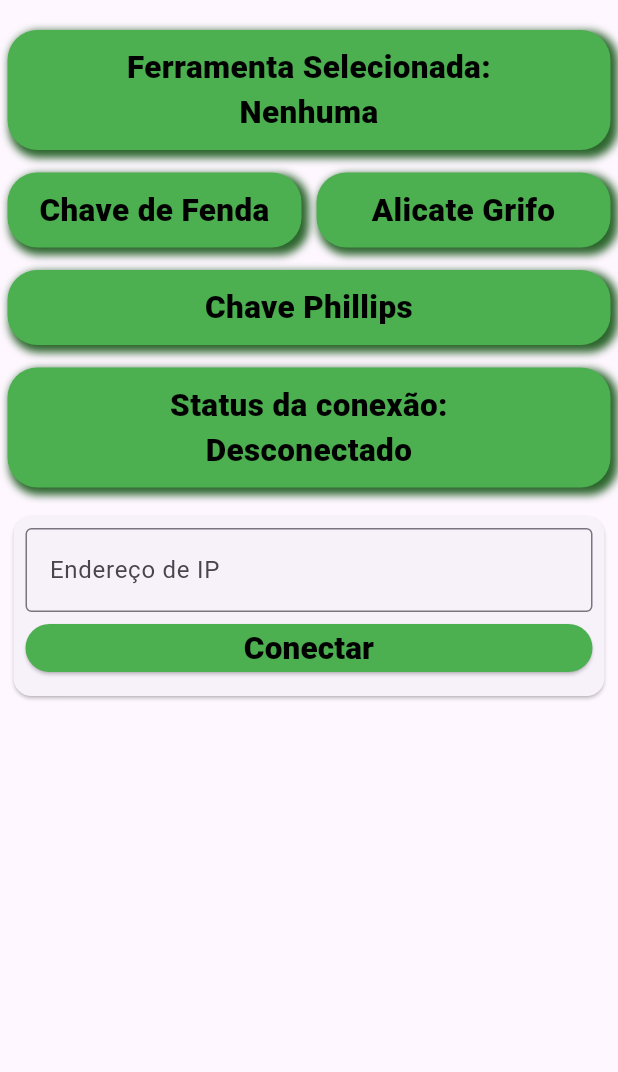
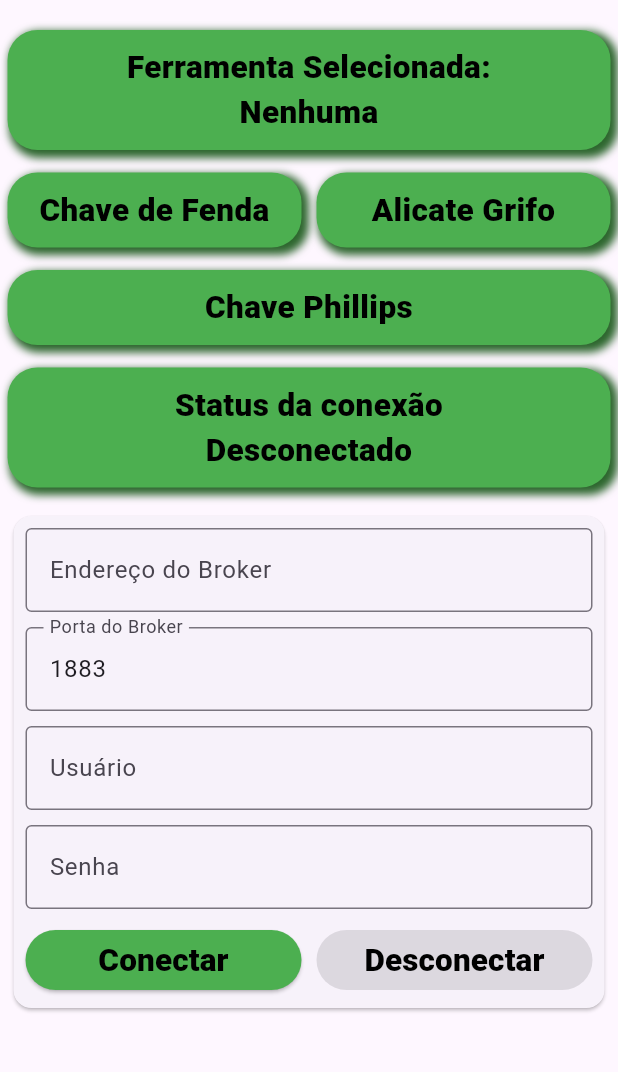
Before and after one commit to PET-Autonet/App_Esteira_Inteligente, a Flutter app: the screen it shows after launch, on a phone screen of 412 x 824 dp, the part 105-1177 px from its top. Run offline on Flutter 3.47's test engine with Material 3 defaults, Android fonts, the light colour scheme and no system bars; missing offline and left inert: mqtt_client.

Commit message:
Implementação do MQTT no aplicativo usando o HiveMQ de broker, adicionado campos de textos novos para a conexão com o broker.

```diff
--- a/lib/home_page.dart
+++ b/lib/home_page.dart
@@ -4,18 +4,101 @@ import 'package:teste1/widgets/button_pressed.dart';
 import 'package:teste1/widgets/generic_box.dart';
 import 'package:teste1/widgets/generic_text.dart';
 import 'package:teste1/widgets/custom_switcher.dart';
+import 'package:teste1/mqtt_service.dart';
 
-class HomePage extends StatefulWidget{
+class HomePage extends StatefulWidget {
   @override
   State<StatefulWidget> createState() {
     return HomePageState();
   }
-
 }
 
 class HomePageState extends State<HomePage> {
   late String nome = "Nenhuma";
   String status = "Desconectado";
+
+  final TextEditingController _ipController = TextEditingController();
+  final TextEditingController _portController = TextEditingController();
+  final TextEditingController _userController = TextEditingController();
+  final TextEditingController _passController = TextEditingController();
+
+  final MqttService _mqttService = MqttService();
+  bool _isConnecting = false;
+
+  @override
+  void initState() {
+    super.initState();
+    _portController.text = "1883";
+
+    _mqttService.connectionStatus.listen((isConnected) {
+      setState(() {
+        status = isConnected ? "Conectado" : "Desconectado";
+        _isConnecting = false;
+      });
+    });
+
+    _mqttService.messages.listen((message) {
+      print("Mensagem recebida: ${message['payload']} do tópico: ${message['topic']}");
+    });
+  }
+
+  @override
+  void dispose() {
+    _ipController.dispose();
+    _portController.dispose();
+    _mqttService.dispose();
+    super.dispose();
+  }
+
+  Future<void> _connectToBroker() async {
+    final String brokerUrl = 'c7b73935d5e347138edfe8774f66e3fe.s1.eu.hivemq.cloud';
+    final int port = 8883;
+    final String username = _userController.text.trim();
+    final String password = _passController.text.trim();
+
+    if (username.isEmpty) {
+      _showSnackBar('Por favor, insira o usuário e a senha');
+      return;
+    }
+
+    setState(() {
+      _isConnecting = true;
+      status = "Conectando...";
+    });
+
+    bool success = await _mqttService.connectSecure(brokerUrl, port, username, password);
+
+      if (success) {
+    _showSnackBar('Conectado ao HiveMQ!');
+    _mqttService.subscribe('esteira/comandos');
+    _mqttService.subscribe('esteira/status');
+    } else {
+      _showSnackBar('Falha ao conectar ao broker!');
+      setState(() {
+        status = "Desconectado";
+      });
+    }
+  }
+
+  void _disconnect() {
+    _mqttService.disconnect();
+    _showSnackBar('Desconectado do broker');
+  }
+
+  void _sendToolCommand(String toolName) {
+    if (!_mqttService.isConnected) {
+      _showSnackBar('Conecte-se ao broker primeiro!');
+      return;
+    }
+
+    _mqttService.publish('esteira/ferramenta', toolName);
+    _showSnackBar('Comando enviado: $toolName');
+  }
+
+  void _showSnackBar(String message) {
+    ScaffoldMessenger.of(context).showSnackBar(SnackBar(content: Text(message)));
+  }
+
   @override
   Widget build(BuildContext context) {
     return Scaffold(
@@ -39,17 +122,14 @@ class HomePageState extends State<HomePage> {
               CustomSwitcher()
             ],
           )
-
         ],
       ),
-
       body: Padding(
         padding: EdgeInsets.only(top: 20, right: 5, left: 5),
         child: Column(
           children: [
-          SizedBox(
-
-            child: Container(
+            // Container da ferramenta selecionada
+            Container(
               height: 80,
               width: double.infinity,
               decoration: BoxDecoration(
@@ -61,23 +141,21 @@ class HomePageState extends State<HomePage> {
                   blurRadius: 4.0,
                   spreadRadius: 2.0,
                   blurStyle: BlurStyle.normal,
-
-                  ),
-                  ]
+                )]
               ),
               child: Center(
                 child: Column(
                   mainAxisAlignment: MainAxisAlignment.center,
                   children: [
-
                     GenericText(text: "Ferramenta Selecionada:"),
                     GenericText(text: nome)
                   ],
                 )
               )
-              )
             ),
             SizedBox(height: 15),
+
+            // Linha com dois botões
             Row(
               mainAxisAlignment: MainAxisAlignment.spaceBetween,
               children: [
@@ -88,9 +166,9 @@ class HomePageState extends State<HomePage> {
                     ),
                     onPressed: () {
                       setState(() {
-                              this.nome = "Chave de fenda";
+                        this.nome = "Chave de Fenda";
                       });
-
+                      _sendToolCommand('Chave de Fenda');
                     },
                   ),
                 ),
@@ -104,12 +182,15 @@ class HomePageState extends State<HomePage> {
                       setState(() {
                         this.nome = "Alicate Grifo";
                       });
-
+                      _sendToolCommand('Alicate Grifo');
                     },
                   ),
-                      ),],
+                ),
+              ],
             ),
             SizedBox(height: 15),
+
+            // Botão Chave Phillips
             ButtonPressed(
               child: GenericBox(
                 child: GenericText(text: "Chave Phillips")
@@ -118,13 +199,12 @@ class HomePageState extends State<HomePage> {
                 setState(() {
                   this.nome = "Chave Phillips";
                 });
-
+                _sendToolCommand('Chave Phillips');
               },
             ),
             SizedBox(height: 15),
-                      SizedBox(
-                        child: Column(
-                          children: [
+
+            // Status da conexão
             Container(
               height: 80,
               width: double.infinity,
@@ -143,8 +223,84 @@ class HomePageState extends State<HomePage> {
                 child: Column(
                   mainAxisAlignment: MainAxisAlignment.center,
                   children: [
-                              GenericText(text: "Status da conexão:"),
-                              GenericText(text: status)
+                    GenericText(text: 'Status da conexão'),
+                    GenericText(text: _isConnecting ? "Conectando..." : status)
+                  ],
+                ),
+              ),
+            ),
+            SizedBox(height: 15),
+
+            // Card de conexão
+            Card(
+              child: Padding(
+                padding: EdgeInsets.all(8),
+                child: Column(
+
+                  children: [
+                    TextField(
+                      controller: _ipController,
+                      enabled: !_mqttService.isConnected && !_isConnecting,
+                      decoration: InputDecoration(
+                        labelText: "Endereço do Broker",
+                        border: OutlineInputBorder(),
+                      ),
+                    ),
+                    SizedBox(height: 10),
+                    TextField(
+                      controller: _portController,
+                      enabled: !_mqttService.isConnected && !_isConnecting,
+                      keyboardType: TextInputType.number,
+                      decoration: InputDecoration(
+                        labelText: "Porta do Broker",
+                        border: OutlineInputBorder(),
+                      ),
+                    ),
+                    SizedBox(height: 10),
+                    TextField(
+                    controller: _userController,
+                    enabled: !_mqttService.isConnected && !_isConnecting,
+                    decoration: InputDecoration(
+                      labelText: "Usuário",
+                      border: OutlineInputBorder(),
+                    ),
+                  ),
+                  SizedBox(height: 10),
+                  TextField(
+                    controller: _passController,
+                    enabled: !_mqttService.isConnected && !_isConnecting,
+                    obscureText: true,
+                    decoration: InputDecoration(
+                      labelText: "Senha",
+                      border: OutlineInputBorder(),
+                    ),
+                  ),
+                  SizedBox(height: 10),
+                    Row(
+                      children: [
+                        Expanded(
+                          child: ElevatedButton(
+                            onPressed: (_mqttService.isConnected || _isConnecting) ? null : _connectToBroker,
+                            style: ElevatedButton.styleFrom(
+                              backgroundColor: AppController.instance.isDarkTheme ? Colors.lightGreen : Colors.green,
+                              minimumSize: Size(double.infinity, 40)
+                            ),
+                            child: GenericText(text: "Conectar"),
+                          ),
+                        ),
+                        SizedBox(width: 10),
+                        Expanded(
+                          child: ElevatedButton(
+                            onPressed: _mqttService.isConnected ? _disconnect : null,
+                            style: ElevatedButton.styleFrom(
+                              backgroundColor: Colors.red,
+                              minimumSize: Size(double.infinity, 40)
+                            ),
+                            child: GenericText(text: "Desconectar"),
+                          ),
+                        ),
+                      ],
+                    )
                   ],
                 ),
               ),
@@ -152,48 +308,6 @@ class HomePageState extends State<HomePage> {
           ],
         ),
       ),
-                      SizedBox(height: 15),
-                      Card(
-                        child: Padding(
-                      padding: EdgeInsetsGeometry.all(8),
-                      child: Column(
-                        children: [
-                        TextField(
-                          onChanged: (text){
-
-                          },
-                          decoration: InputDecoration(
-                            labelText: "Endereço de IP",
-                            border: OutlineInputBorder()
-                          ),
-                        ),
-                        ElevatedButton(
-
-                          onPressed: () {
-                            print("clicou!");
-                          },
-                            style: ElevatedButton.styleFrom(
-                              backgroundColor: AppController.instance.isDarkTheme ? Colors.lightGreen : Colors.green,
-                              minimumSize: Size(double.infinity, 32)
-                            ),
-                            child: GenericText(text: "Conectar"),
-
-                          )
-                      ],
-                      )
-                    ),
-
-                      )
-
-
-        ],
-      ),
-      ),
     );
-
   }
-
-
-
-
 }
--- a/pubspec.yaml
+++ b/pubspec.yaml
@@ -33,11 +33,14 @@ dependencies:
 
   # The following adds the Cupertino Icons font to your application.
   # Use with the CupertinoIcons class for iOS style icons.
+  mqtt_client: ^10.11.0
   cupertino_icons: ^1.0.8
 
 dev_dependencies:
   flutter_test:
     sdk: flutter
+
+
 
 flutter_launcher_icons:
   android: true
```
Also changed, not shown: lib/mqtt_service.dart (added, +202 -0 lines), pubspec.lock, 2 other files. Lines whose indentation alone changed are shown as unchanged.
